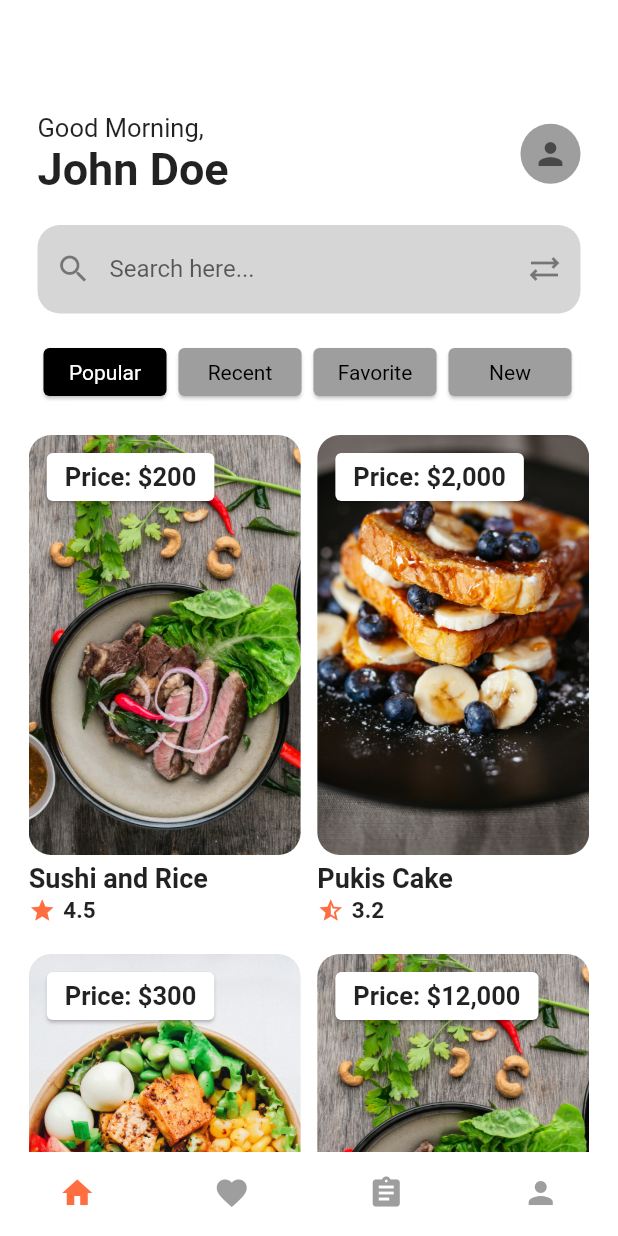
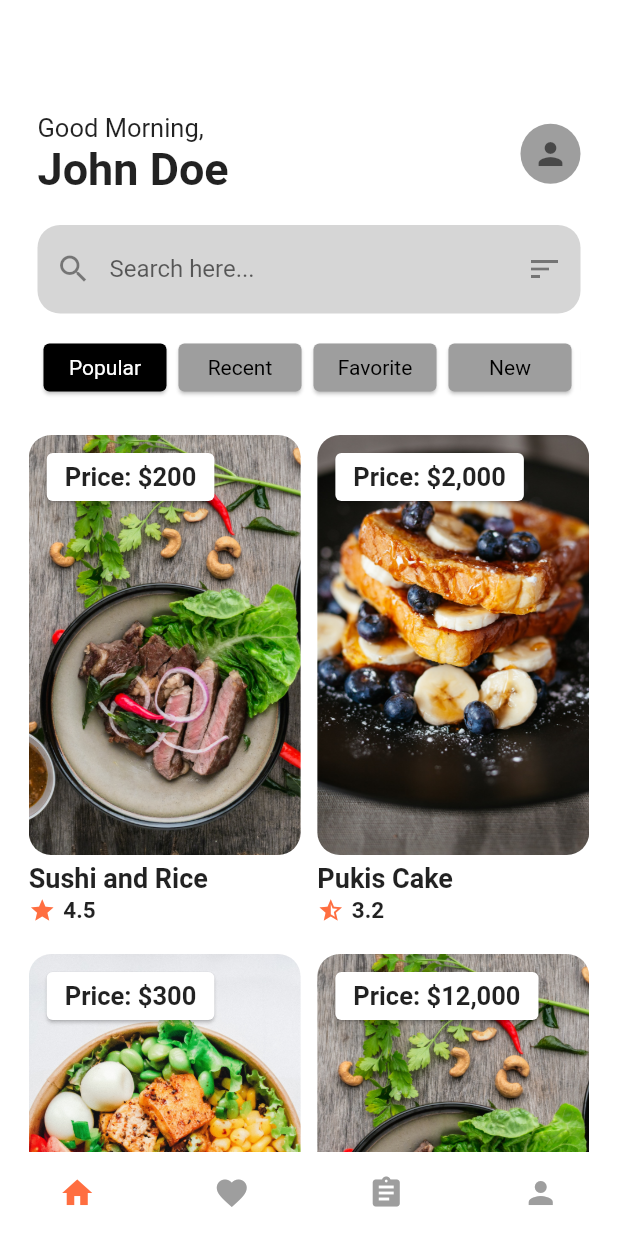
Before and after one commit to Daniel-16/30-days-of-flutter, a Flutter app: the screen it shows after launch, on a phone screen of 412 x 824 dp. Run offline on Flutter 3.47's test engine with Material 2 defaults, Android fonts, the phone set to English and light mode, and no system bars.

```diff
--- a/lib/pages/home_page.dart
+++ b/lib/pages/home_page.dart
@@ -67,7 +67,7 @@ class _HomePageState extends State<HomePage> {
                       height: 20,
                     ),
                     const SizedBox(
-                      height: 68,
+                      height: 65,
                       child: TextField(
                         decoration: InputDecoration(
                             filled: true,
@@ -78,7 +78,7 @@ class _HomePageState extends State<HomePage> {
                                 borderSide: BorderSide.none),
                             labelText: "Search here...",
                             prefixIcon: Icon(Icons.search),
-                            suffixIcon: Icon(Icons.sync_alt_outlined)),
+                            suffixIcon: Icon(Icons.sort_sharp)),
                       ),
                     ),
                     const SizedBox(
```
Also changed, not shown: lib/pages/favorite_screen.dart (+24 -1 lines).
